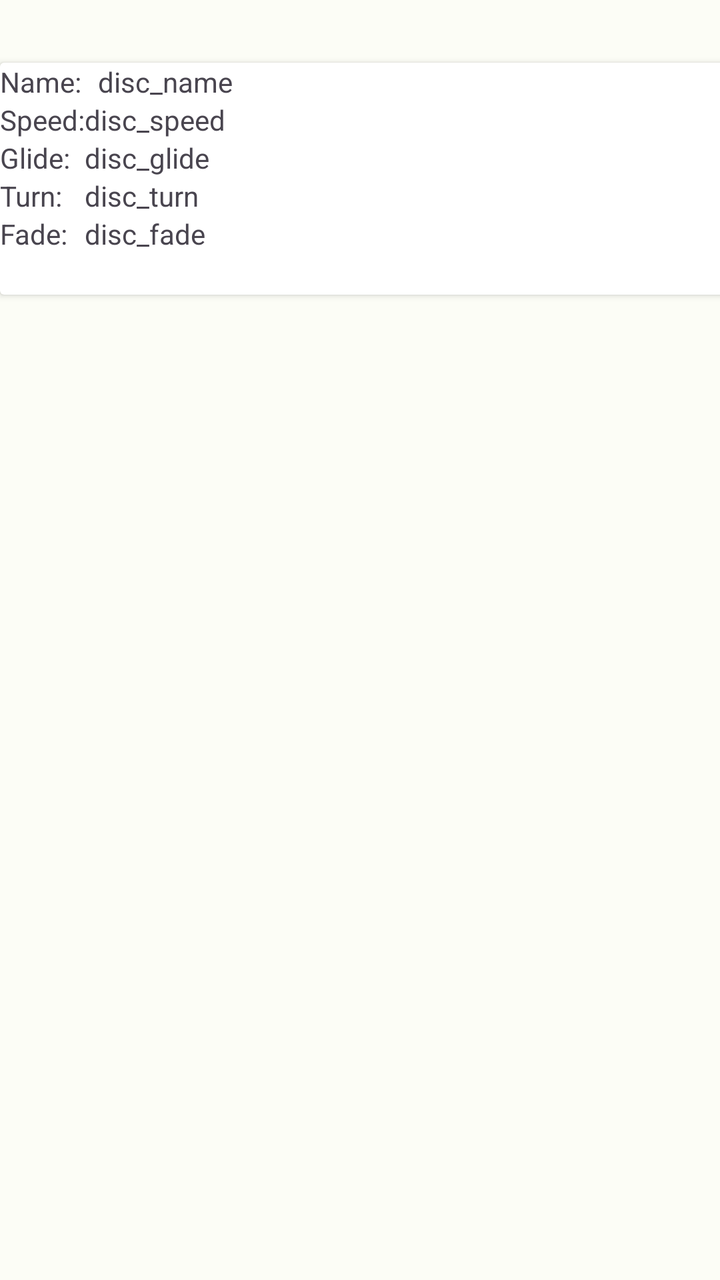
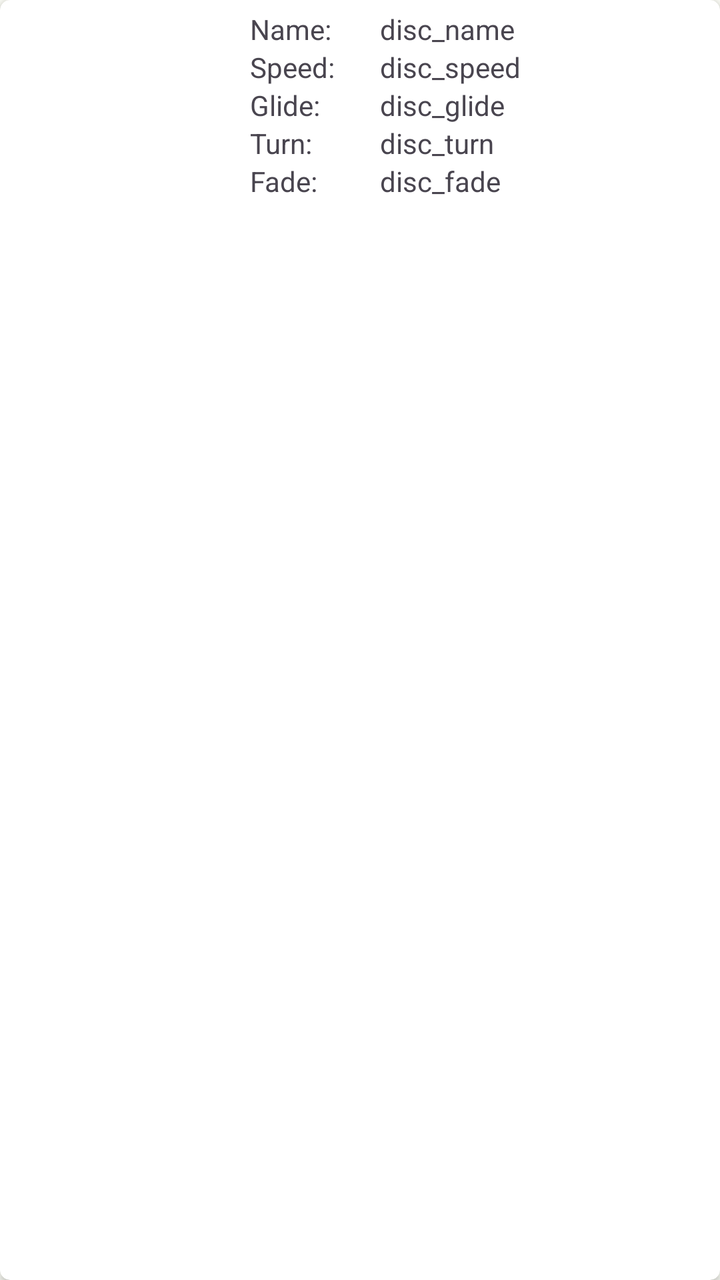

Before-and-after screenshots of an Android layout around one commit, followed by the original layout XML and the change that was made.
<!-- AndroidManifest.xml: application theme Theme.DiscgolfApp -->
<!-- res/layout/disc_list_item.xml -->
<?xml version="1.0" encoding="utf-8"?>
<androidx.constraintlayout.widget.ConstraintLayout xmlns:android="http://schemas.android.com/apk/res/android"
    xmlns:app="http://schemas.android.com/apk/res-auto"
    xmlns:tools="http://schemas.android.com/tools"
    android:layout_width="match_parent"
    android:layout_height="match_parent">

    <androidx.cardview.widget.CardView
        android:layout_width="459dp"
        android:layout_height="116dp"
        android:textAlignment="center"
        app:layout_constraintBottom_toBottomOf="parent"
        app:layout_constraintEnd_toEndOf="parent"
        app:layout_constraintHorizontal_bias="0.0"
        app:layout_constraintStart_toStartOf="parent"
        app:layout_constraintTop_toTopOf="parent"
        app:layout_constraintVertical_bias="0.06">

        <TableLayout
            android:layout_width="match_parent"
            android:layout_height="match_parent">

            <TableRow
                android:layout_width="match_parent"
                android:layout_height="match_parent">

                <TextView
                    android:id="@+id/textView"
                    android:layout_width="wrap_content"
                    android:layout_height="wrap_content"
                    android:text="@string/name" />

                <TextView
                    android:id="@+id/discNameTextView"
                    android:layout_width="81dp"
                    android:layout_height="wrap_content"
                    android:text="@string/disc_name"
                    android:textAlignment="center" />

            </TableRow>

            <TableRow
                android:layout_width="match_parent"
                android:layout_height="match_parent">

                <TextView
                    android:id="@+id/textView2"
                    android:layout_width="wrap_content"
                    android:layout_height="wrap_content"
                    android:text="@string/speed" />

                <TextView
                    android:id="@+id/discSpeedTextView"
                    android:layout_width="wrap_content"
                    android:layout_height="wrap_content"
                    android:text="@string/disc_speed" />

            </TableRow>

            <TableRow
                android:layout_width="match_parent"
                android:layout_height="match_parent">

                <TextView
                    android:id="@+id/textView3"
                    android:layout_width="wrap_content"
                    android:layout_height="wrap_content"
                    android:text="@string/glide" />

                <TextView
                    android:id="@+id/discGlideTextView"
                    android:layout_width="wrap_content"
                    android:layout_height="wrap_content"
                    android:text="@string/disc_glide" />
            </TableRow>

            <TableRow
                android:layout_width="match_parent"
                android:layout_height="match_parent">

                <TextView
                    android:id="@+id/textView9"
                    android:layout_width="wrap_content"
                    android:layout_height="wrap_content"
                    android:text="@string/turn" />

                <TextView
                    android:id="@+id/discTurnTextView"
                    android:layout_width="wrap_content"
                    android:layout_height="wrap_content"
                    android:text="@string/disc_turn" />
            </TableRow>

            <TableRow
                android:layout_width="match_parent"
                android:layout_height="match_parent">

                <TextView
                    android:id="@+id/textView10"
                    android:layout_width="wrap_content"
                    android:layout_height="wrap_content"
                    android:text="@string/fade" />

                <TextView
                    android:id="@+id/discFadeTextView"
                    android:layout_width="wrap_content"
                    android:layout_height="wrap_content"
                    android:text="@string/disc_fade" />
            </TableRow>

        </TableLayout>

    </androidx.cardview.widget.CardView>

</androidx.constraintlayout.widget.ConstraintLayout>
<!-- resources referenced by this layout -->
<resources>
  <string name="disc_fade">disc_fade</string>
  <string name="disc_glide">disc_glide</string>
  <string name="disc_name">disc_name</string>
  <string name="disc_speed">disc_speed</string>
  <string name="disc_turn">disc_turn</string>
  <string name="fade">Fade:</string>
  <string name="glide">Glide:</string>
  <string name="name">Name:</string>
  <string name="speed">Speed:</string>
  <string name="turn">Turn:</string>
  <color name="md_theme_light_primary">#266C2B</color>
  <color name="md_theme_light_onPrimary">#FFFFFF</color>
  <color name="md_theme_light_primaryContainer">#AAF5A4</color>
  <color name="md_theme_light_onPrimaryContainer">#002204</color>
  <color name="md_theme_light_secondary">#52634F</color>
  <color name="md_theme_light_onSecondary">#FFFFFF</color>
  <color name="md_theme_light_secondaryContainer">#D5E8CF</color>
  <color name="md_theme_light_onSecondaryContainer">#101F10</color>
  <color name="md_theme_light_tertiary">#38656A</color>
  <color name="md_theme_light_onTertiary">#FFFFFF</color>
  <color name="md_theme_light_tertiaryContainer">#BCEBF1</color>
  <color name="md_theme_light_onTertiaryContainer">#001F23</color>
  <color name="md_theme_light_error">#BA1A1A</color>
  <color name="md_theme_light_errorContainer">#FFDAD6</color>
  <color name="md_theme_light_onError">#FFFFFF</color>
  <color name="md_theme_light_onErrorContainer">#410002</color>
  <color name="md_theme_light_background">#FCFDF6</color>
  <color name="md_theme_light_onBackground">#1A1C19</color>
  <color name="md_theme_light_surface">#FCFDF6</color>
  <color name="md_theme_light_onSurface">#1A1C19</color>
  <color name="md_theme_light_surfaceVariant">#DEE5D8</color>
  <color name="md_theme_light_onSurfaceVariant">#424940</color>
  <color name="md_theme_light_outline">#72796F</color>
  <color name="md_theme_light_inverseOnSurface">#F0F1EB</color>
  <color name="md_theme_light_inverseSurface">#2F312D</color>
  <color name="md_theme_light_inversePrimary">#8FD88A</color>
  <!-- unchanged entries left out for length: 1 -->
</resources>

<!-- the commit's change to res/layout/disc_list_item.xml (unified diff, before → after) -->
@@ -1,28 +1,31 @@
 <?xml version="1.0" encoding="utf-8"?>
-<androidx.constraintlayout.widget.ConstraintLayout xmlns:android="http://schemas.android.com/apk/res/android"
+<androidx.cardview.widget.CardView xmlns:android="http://schemas.android.com/apk/res/android"
     xmlns:app="http://schemas.android.com/apk/res-auto"
     xmlns:tools="http://schemas.android.com/tools"
     android:layout_width="match_parent"
-    android:layout_height="match_parent">
+    android:layout_height="wrap_content"
+    android:layout_margin="5dp"
+    app:cardCornerRadius="5dp">
 
-    <androidx.cardview.widget.CardView
-        android:layout_width="459dp"
-        android:layout_height="116dp"
-        android:textAlignment="center"
-        app:layout_constraintBottom_toBottomOf="parent"
-        app:layout_constraintEnd_toEndOf="parent"
-        app:layout_constraintHorizontal_bias="0.0"
-        app:layout_constraintStart_toStartOf="parent"
-        app:layout_constraintTop_toTopOf="parent"
-        app:layout_constraintVertical_bias="0.06">
+    <androidx.constraintlayout.widget.ConstraintLayout
+        android:layout_width="407dp"
+        android:layout_height="wrap_content">
 
         <TableLayout
-            android:layout_width="match_parent"
-            android:layout_height="match_parent">
+            android:id="@+id/tableLayout"
+            android:layout_width="157dp"
+            android:layout_height="106dp"
+            android:layout_margin="5dp"
+            android:textAlignment="center"
+            app:layout_constraintBottom_toBottomOf="parent"
+            app:layout_constraintEnd_toEndOf="parent"
+            app:layout_constraintHorizontal_bias="0.5"
+            app:layout_constraintStart_toStartOf="parent"
+            app:layout_constraintTop_toTopOf="parent">
 
             <TableRow
                 android:layout_width="match_parent"
-                android:layout_height="match_parent">
+                android:layout_height="wrap_content">
 
                 <TextView
                     android:id="@+id/textView"
@@ -34,19 +37,18 @@
                     android:id="@+id/discNameTextView"
                     android:layout_width="81dp"
                     android:layout_height="wrap_content"
-                    android:text="@string/disc_name"
-                    android:textAlignment="center" />
+                    android:text="@string/disc_name" />
 
             </TableRow>
 
             <TableRow
-                android:layout_width="match_parent"
+                android:layout_width="197dp"
                 android:layout_height="match_parent">
 
                 <TextView
                     android:id="@+id/textView2"
-                    android:layout_width="wrap_content"
-                    android:layout_height="wrap_content"
+                    android:layout_width="65dp"
+                    android:layout_height="match_parent"
                     android:text="@string/speed" />
 
                 <TextView
@@ -109,7 +111,5 @@
             </TableRow>
 
         </TableLayout>
-
-    </androidx.cardview.widget.CardView>
-
-</androidx.constraintlayout.widget.ConstraintLayout>
+    </androidx.constraintlayout.widget.ConstraintLayout>
+</androidx.cardview.widget.CardView>
